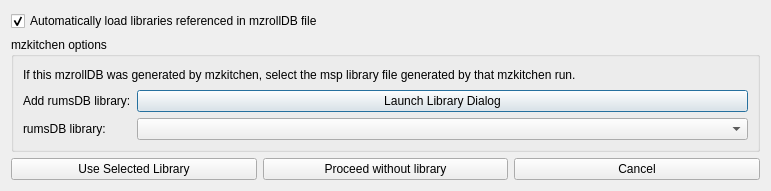
Old version of the form src/maven/forms/setrumsDBdialog.ui in the repository eugenemel/maven.
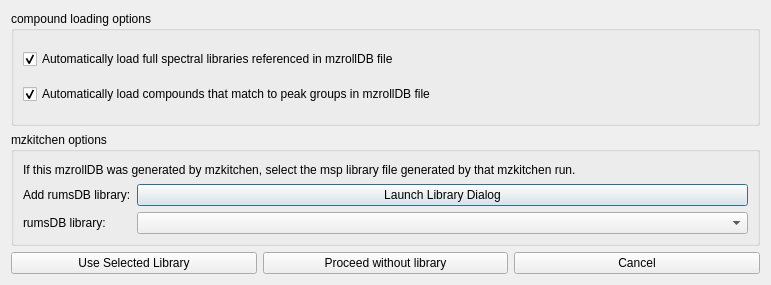
New version of the form.

Commit message: Issue 271: Added new checkbox to loading mzrolldb dialog.

Patch:
```diff
--- a/src/maven/forms/setrumsDBdialog.ui
+++ b/src/maven/forms/setrumsDBdialog.ui
@@ -7,14 +7,43 @@
     <x>0</x>
     <y>0</y>
     <width>771</width>
-    <height>191</height>
+    <height>285</height>
    </rect>
   </property>
   <property name="windowTitle">
    <string>mzrollDB Loading Options</string>
   </property>
   <layout class="QGridLayout" name="gridLayout">
-   <item row="3" column="0" colspan="3">
+   <item row="0" column="0" colspan="3">
+    <widget class="QGroupBox" name="grpCompoundLoadingOptions">
+     <property name="title">
+      <string>compound loading options</string>
+     </property>
+     <layout class="QGridLayout" name="gridLayout_2">
+      <item row="0" column="0">
+       <widget class="QCheckBox" name="chkmzrollDBLoadLibs">
+        <property name="text">
+         <string>Automatically load full spectral libraries referenced in mzrollDB file</string>
+        </property>
+        <property name="checked">
+         <bool>true</bool>
+        </property>
+       </widget>
+      </item>
+      <item row="1" column="0">
+       <widget class="QCheckBox" name="chkmzrollDBLoadPGCompounds">
+        <property name="text">
+         <string>Automatically load compounds that match to peak groups in mzrollDB file</string>
+        </property>
+        <property name="checked">
+         <bool>true</bool>
+        </property>
+       </widget>
+      </item>
+     </layout>
+    </widget>
+   </item>
+   <item row="1" column="0" colspan="3">
     <widget class="QGroupBox" name="grpMzkitchenOptions">
      <property name="title">
       <string>mzkitchen options</string>
@@ -70,34 +99,24 @@
      </layout>
     </widget>
    </item>
-   <item row="4" column="0">
+   <item row="2" column="0">
     <widget class="QPushButton" name="btnUseSelected">
      <property name="text">
       <string>Use Selected Library</string>
      </property>
     </widget>
    </item>
-   <item row="4" column="2">
-    <widget class="QPushButton" name="btnCancel">
-     <property name="text">
-      <string>Cancel</string>
-     </property>
-    </widget>
-   </item>
-   <item row="4" column="1">
+   <item row="2" column="1">
     <widget class="QPushButton" name="btnNoLibrary">
      <property name="text">
       <string>Proceed without library</string>
      </property>
     </widget>
    </item>
-   <item row="0" column="0" colspan="2">
-    <widget class="QCheckBox" name="chkmzrollDBLoadLibs">
+   <item row="2" column="2">
+    <widget class="QPushButton" name="btnCancel">
      <property name="text">
-      <string>Automatically load libraries referenced in mzrollDB file</string>
-     </property>
-     <property name="checked">
-      <bool>true</bool>
+      <string>Cancel</string>
      </property>
     </widget>
    </item>
```
Left out of the diff: 28 changed lines with no effect on the pictures. The commit also changes 1 other file.
